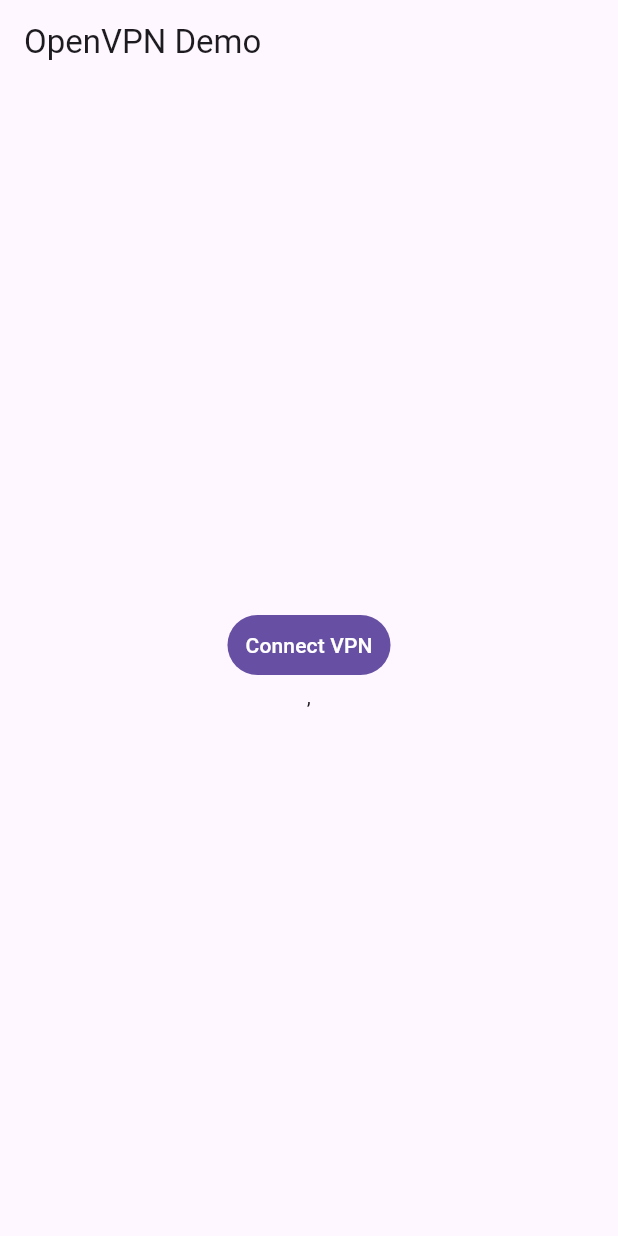
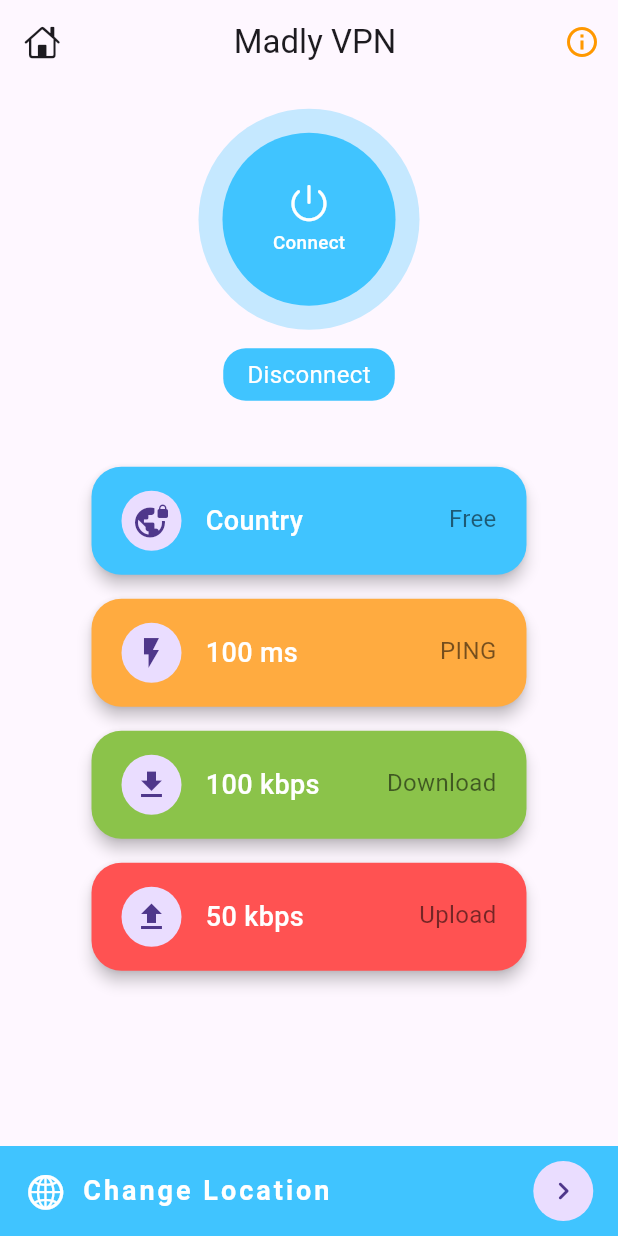
Before and after one commit to Athars904/vpn_project, a Flutter app: the screen it shows after launch, on a phone screen of 412 x 824 dp. Run offline on Flutter 3.47's test engine with Material 3 defaults, Android fonts, the phone set to English and light mode, and no system bars; our stand-ins replace get; statements that could not run were skipped.

Commit message:
Added Splash Screen, made home screen UI

```diff
--- a/lib/main.dart
+++ b/lib/main.dart
@@ -1,23 +1,25 @@
 import 'package:flutter/material.dart';
-import 'screens/home_screen.dart';
+import 'package:flutter/services.dart';
+import 'package:vpn_basic_project/screens/splash_screen.dart';
+import 'package:get/get.dart';
+void main() {
+  WidgetsFlutterBinding.ensureInitialized();
+  SystemChrome.setEnabledSystemUIMode(SystemUiMode.immersive);
+  SystemChrome.setPreferredOrientations([DeviceOrientation.portraitUp]).then((value){
+    runApp(const MyApp());
+  });
 
-void main() {
-  runApp(const MyApp());
 }
 
-class MyApp extends StatefulWidget {
+class MyApp extends StatelessWidget {
   const MyApp({super.key});
 
   @override
-  State<MyApp> createState() => _MyAppState();
-}
-
-class _MyAppState extends State<MyApp> {
-  @override
   Widget build(BuildContext context) {
-    return MaterialApp(
+    return GetMaterialApp(
+      debugShowCheckedModeBanner: false,
       title: 'OpenVpn Demo',
-      home: HomeScreen(),
+      home: SplashScreen(),
     );
   }
 }
--- a/lib/screens/home_screen.dart
+++ b/lib/screens/home_screen.dart
@@ -1,10 +1,10 @@
 import 'dart:developer';
-
+import 'package:flutter/cupertino.dart';
 import 'package:flutter/material.dart';
 import 'package:flutter/scheduler.dart';
-
 import 'package:flutter/services.dart' show rootBundle;
-
+import 'package:flutter/widgets.dart';
+import 'package:vpn_basic_project/widgets/home_card.dart';
 import '../models/vpn_config.dart';
 import '../models/vpn_status.dart';
 import '../services/vpn_engine.dart';
@@ -18,6 +18,7 @@ class _HomeScreenState extends State<HomeScreen> {
   String _vpnState = VpnEngine.vpnDisconnected;
   List<VpnConfig> _listVpn = [];
   VpnConfig? _selectedVpn;
+  late Size mq;
 
   @override
   void initState() {
@@ -62,70 +63,53 @@ class _HomeScreenState extends State<HomeScreen> {
         country: 'Taiwan',
         username: 'vpn',
         password: 'vpn'));
+
     SchedulerBinding.instance.addPostFrameCallback(
-        (t) => setState(() => _selectedVpn = _listVpn.first));
+            (t) => setState(() => _selectedVpn = _listVpn.first));
   }
 
   @override
   Widget build(BuildContext context) {
-    return Scaffold(
-      appBar: AppBar(title: Text('OpenVPN Demo')),
-      body: Center(
-        child: SingleChildScrollView(
-          padding: EdgeInsets.all(20),
-          physics: BouncingScrollPhysics(),
-          child: Column(
-              mainAxisSize: MainAxisSize.min,
-              crossAxisAlignment: CrossAxisAlignment.stretch,
-              children: [
-                Center(
-                  child: TextButton(
-                    style: TextButton.styleFrom(
-                      shape: StadiumBorder(),
-                      backgroundColor: Theme.of(context).primaryColor,
-                    ),
-                    child: Text(
-                      _vpnState == VpnEngine.vpnDisconnected
-                          ? 'Connect VPN'
-                          : _vpnState.replaceAll("_", " ").toUpperCase(),
-                      style: TextStyle(color: Colors.white),
-                    ),
-                    onPressed: _connectClick,
-                  ),
-                ),
-                StreamBuilder<VpnStatus?>(
-                  initialData: VpnStatus(),
-                  stream: VpnEngine.vpnStatusSnapshot(),
-                  builder: (context, snapshot) => Text(
-                      "${snapshot.data?.byteIn ?? ""}, ${snapshot.data?.byteOut ?? ""}",
-                      textAlign: TextAlign.center),
-                ),
+    mq = MediaQuery.of(context).size;
+    return SafeArea(
+      child: Scaffold(
+        appBar: AppBar(
+          leading: Icon(CupertinoIcons.home),
+          title: Center(child: Text('Madly VPN')), // Center the title
+          actions: [
+            IconButton(
+              onPressed: () {},
+              icon: Icon(Icons.info_outline),
+              color: Colors.orange,
+            ),
+          ],
+        ),
+        bottomNavigationBar: _changeLocation(),
 
-                //sample vpn list
-                Column(
-                    children: _listVpn
-                        .map(
-                          (e) => ListTile(
-                            title: Text(e.country),
-                            leading: SizedBox(
-                              height: 20,
-                              width: 20,
-                              child: Center(
-                                  child: _selectedVpn == e
-                                      ? CircleAvatar(
-                                          backgroundColor: Colors.green)
-                                      : CircleAvatar(
-                                          backgroundColor: Colors.grey)),
-                            ),
-                            onTap: () {
-                              log("${e.country} is selected");
-                              setState(() => _selectedVpn = e);
-                            },
-                          ),
-                        )
-                        .toList())
-              ]),
-        ),
+        body: Column(
+            mainAxisSize: MainAxisSize.min,
+
+            children: [
+              SizedBox(
+                height: mq.height*.02,
+                width: double.maxFinite,
+              ),
+              _vpnButton(),
+              SizedBox(height: 40,),
+              HomeCard(title: 'Country', subtitle: 'Free', icon: CircleAvatar(child: Icon(Icons.vpn_lock_outlined)),colours: Colors.lightBlueAccent,),
+              SizedBox(height: 8,),
+              HomeCard(title: '100 ms', subtitle: 'PING', icon: CircleAvatar(
+                child: Icon(Icons.flash_on),
+              ),colours: Colors.orangeAccent,),
+              SizedBox(height: 8,),
+              HomeCard(title: '100 kbps', subtitle: 'Download', icon: CircleAvatar(
+                child: Icon(Icons.download),
+              ),colours: Colors.lightGreen,),
+              SizedBox(height: 8,),
+              HomeCard(title: '50 kbps', subtitle: 'Upload', icon: CircleAvatar(
+                child: Icon(Icons.upload),
+              ),colours: Colors.redAccent,),
+            ]),
       ),
     );
   }
@@ -142,4 +126,117 @@ class _HomeScreenState extends State<HomeScreen> {
       VpnEngine.stopVpn();
     }
   }
+  Widget _vpnButton()=> Column(
+    children: [
+      Semantics(
+        button: true,
+        child: InkWell(
+          borderRadius: BorderRadius.circular(100),
+          onTap: ()
+          {},
+          child: Container(
+            padding: EdgeInsets.all(16.0),
+            decoration: BoxDecoration(shape: BoxShape.circle,color: Colors.lightBlueAccent.withOpacity(.3),),
+            child: Container(
+              width: mq.height * .14,
+              height: mq.height* .14,
+              decoration: BoxDecoration(shape: BoxShape.circle,color: Colors.lightBlueAccent,),
+              child: Column(
+                mainAxisAlignment: MainAxisAlignment.center,
+                children: [
+                  Icon(CupertinoIcons.power,size: 28,color: Colors.white,),
+                  SizedBox(height: 4,),
+                  Text('Connect',style:
+                  TextStyle(fontSize: 12.5,color: Colors.white,fontWeight: FontWeight.w500),)
+                ],
+              ),
+            ),
+          ),
+        ),
+      ),
+      Container(
+        margin: EdgeInsets.only(top: mq.height*.015),
+        padding: EdgeInsets.symmetric(vertical: 6.0,horizontal: 16.0),
+        decoration: BoxDecoration(
+          color: Colors.lightBlueAccent,
+          borderRadius: BorderRadius.circular(15),
+        ),
+        child: Text('Disconnect',
+          style: TextStyle(fontSize: 16,color: Colors.white),),
+      )
+    ],
+  );
+  Widget _changeLocation()=>Container(
+      height: 60,
+    color: Colors.lightBlueAccent,
+    padding: EdgeInsets.symmetric(horizontal: mq.width*.04),
+    child: Row(
+      children: [
+        Icon(CupertinoIcons.globe,size: 28,color: Colors.white,),
+        SizedBox(width: 10,),
+        Text('Change Location',
+        style: TextStyle(
+          fontSize: 18.0,
+          color: Colors.white,
+          fontWeight: FontWeight.bold,
+          letterSpacing: 2.0
+        ),),
+        Spacer(),
+        GestureDetector(
+          child: CircleAvatar(
+            child: Icon(Icons.navigate_next_rounded),
+          ),
+        )
+
+
+      ],
+    ),
+  );
 }
+
+// Center(
+// child: TextButton(
+// style: TextButton.styleFrom(
+// shape: StadiumBorder(),
+// backgroundColor: Theme.of(context).primaryColor,
+// ),
+// child: Text(
+// _vpnState == VpnEngine.vpnDisconnected
+// ? 'Connect VPN'
+//     : _vpnState.replaceAll("_", " ").toUpperCase(),
+// style: TextStyle(color: Colors.white),
+// ),
+// onPressed: _connectClick,
+// ),
+// ),
+// StreamBuilder<VpnStatus?>(
+// initialData: VpnStatus(),
+// stream: VpnEngine.vpnStatusSnapshot(),
+// builder: (context, snapshot) => Text(
+// "${snapshot.data?.byteIn ?? ""}, ${snapshot.data?.byteOut ?? ""}",
+// textAlign: TextAlign.center),
+// ),
+//
+// //sample vpn list
+// Column(
+// children: _listVpn
+//     .map(
+// (e) => ListTile(
+// title: Text(e.country),
+// leading: SizedBox(
+// height: 20,
+// width: 20,
+// child: Center(
+// child: _selectedVpn == e
+// ? CircleAvatar(
+// backgroundColor: Colors.green)
+//     : CircleAvatar(
+// backgroundColor: Colors.grey)),
+// ),
+// onTap: () {
+// log("${e.country} is selected");
+// setState(() => _selectedVpn = e);
+// },
+// ),
+// )
+// .toList())
--- /dev/null
+++ b/lib/screens/splash_screen.dart
@@ -0,0 +1,60 @@
+import 'package:flutter/material.dart';
+import 'package:flutter/services.dart'; // Add this import for SystemChrome
+import 'package:vpn_basic_project/screens/home_screen.dart';
+import 'package:get/get.dart';
+class SplashScreen extends StatefulWidget {
+  const SplashScreen({Key? key}) : super(key: key);
+
+  @override
+  State<SplashScreen> createState() => _SplashScreenState();
+}
+
+class _SplashScreenState extends State<SplashScreen> {
+  late Size mq;
+
+  @override
+  void initState() {
+    super.initState();
+
+    // Enable edge-to-edge system UI mode
+    SystemChrome.setEnabledSystemUIMode(SystemUiMode.edgeToEdge);
+
+    // Delay opening the HomePage by 2 seconds
+    Future.delayed(Duration(seconds: 2), () {
+      Get.off(()=>HomeScreen());
+    });
+  }
+
+  @override
+  Widget build(BuildContext context) {
+    mq = MediaQuery.of(context).size;
+    return Scaffold(
+      backgroundColor: Colors.lightBlueAccent,
+      body: Stack(
+        children: [
+          Positioned(
+            top: mq.height * 0.2,
+            width: mq.height * 0.5,
+            left: mq.width * 0.0,
+            child: Image.asset('assets/images/logo.png'),
+          ),
+          // Centered text
+          Positioned(
+            child: Center(
+              child: Text(
+                'GET INFINITE WITH MORE ACCESS',
+                textAlign: TextAlign.center,
+                style: TextStyle(
+                    fontWeight: FontWeight.bold,
+                    letterSpacing: 2.0
+                ),
+              ),
+            ),
+            bottom: mq.height * 0.15,
+            right: mq.width * 0.15,
+          ),
+        ],
+      ),
+    );
+  }
+}
--- /dev/null
+++ b/lib/widgets/home_card.dart
@@ -0,0 +1,66 @@
+import 'package:flutter/material.dart';
+
+class HomeCard extends StatelessWidget {
+  final String title;
+  final String subtitle;
+  final Widget icon;
+  final Color colours;
+  const HomeCard({
+    Key? key,
+    required this.title,
+    required this.subtitle,
+    required this.icon,
+    required this.colours
+  }) : super(key: key);
+
+  @override
+  Widget build(BuildContext context) {
+    return Card(
+      color: colours,
+      shape: RoundedRectangleBorder(
+        borderRadius: BorderRadius.circular(20.0), // Adjust the radius as needed
+      ),
+      elevation: 4, // Add elevation for shadow effect
+      child: Container(
+        padding: EdgeInsets.symmetric(vertical: 16.0, horizontal: 20.0),
+        width: 290.0, // Adjust width as needed
+        child: Row(
+          children: [
+            // Icon
+            icon,
+            SizedBox(width: 16.0), // Add some space between icon and text
+            Expanded(
+              child: Row(
+                crossAxisAlignment: CrossAxisAlignment.start,
+                children: [
+                  // Title
+                  Text(
+                    title,
+                    style: TextStyle(
+                        fontWeight: FontWeight.w500,
+                        fontSize: 18.0,
+                        color: Colors.white
+                    ),
+                    maxLines: 1, // Limit the number of lines to 1
+                    overflow: TextOverflow.ellipsis, // Handle overflow by ellipsis
+                  ),
+                  Spacer(), // Add some space between title and subtitle
+                  // Subtitle
+                  Text(
+                    subtitle,
+                    style: TextStyle(
+                      fontSize: 16.0,
+                      color: Colors.black54,
+                    ),
+                    maxLines: 1, // Limit the number of lines to 1
+                    overflow: TextOverflow.ellipsis, // Handle overflow by ellipsis
+                  ),
+                ],
+              ),
+            ),
+          ],
+        ),
+      ),
+    );
+  }
+}
--- a/pubspec.yaml
+++ b/pubspec.yaml
@@ -14,6 +14,9 @@ dependencies:
   flutter:
     sdk: flutter
 
+  get: ^4.6.6
+  cupertino_icons: ^1.0.8
+
 
 dev_dependencies:
   flutter_test:
@@ -29,6 +32,7 @@ flutter:
   # App assets
   assets:
     - assets/
+    - assets/images/logo.png
     - assets/vpn/japan.ovpn
     - assets/vpn/thailand.ovpn
     - assets/vpn/vpngate_vpn819385107.opengw.net_udp_1729.ovpn
```
Also changed, not shown: lib/generated/assets.dart (added), pubspec.lock.
